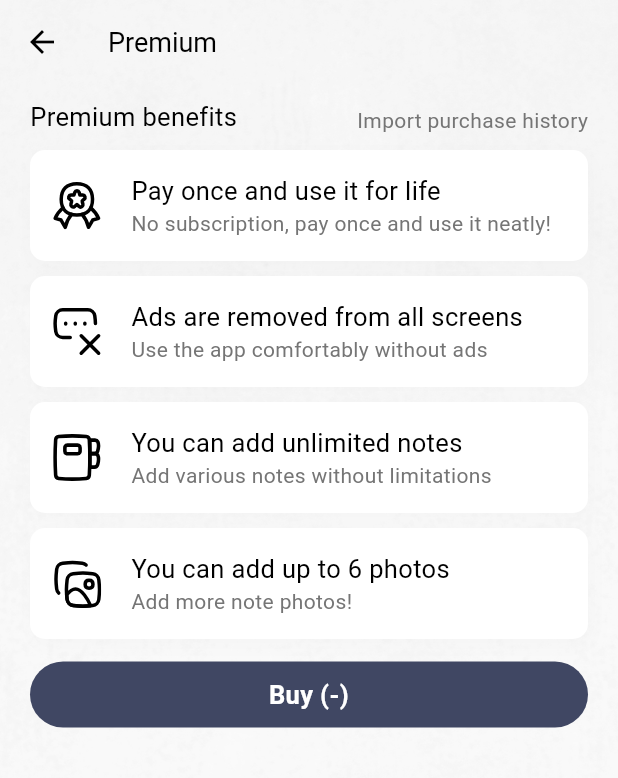
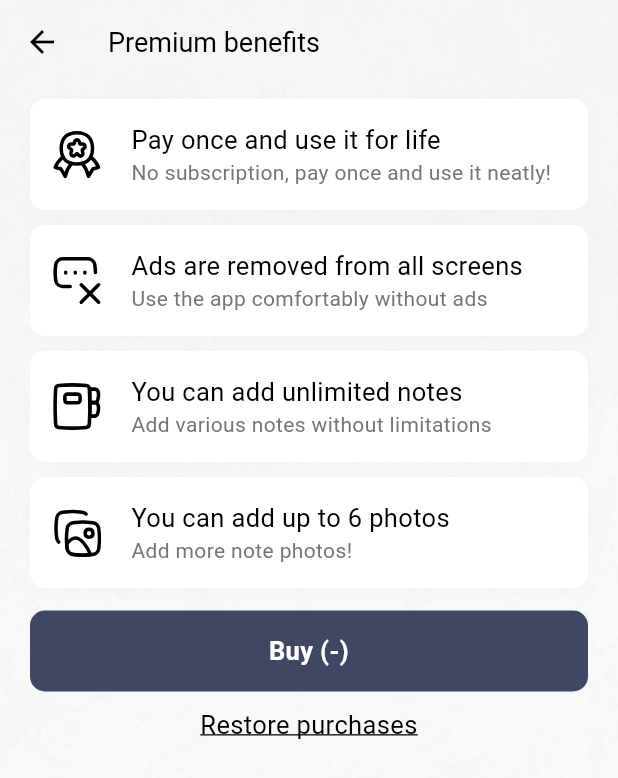
Before and after one commit to kthdd1234/simple-memo, a Flutter app: the PremiumPage screen opened directly, on a phone screen of 412 x 824 dp. Shown: the top 778 px of the screen. Run offline on Flutter 3.47's test engine with Material 3 defaults, Android fonts, the light colour scheme and no system bars; our stand-ins replace carousel_slider, easy_localization, firebase_analytics, firebase_core, flutter_svg, hive and 6 more; missing offline and left inert: app_tracking_transparency, multi_value_listenable_builder, purchases_flutter; accounts and stored records are empty; Roboto replaces fonts that are missing (Omyu).

Commit message:
- 1.0 버전 출시

```diff
--- a/assets/translations/en.json
+++ b/assets/translations/en.json
@@ -41,7 +41,7 @@
   "미구매": "Not purchased",
   "구매 완료": "Purchased",
   "프리미엄 혜택": "Premium benefits",
-  "구매 내역 가져오기": "Import purchase history",
+  "구매 항목 복원": "Restore purchases",
   "한 번만 결제하면 평생 이용할 수 있어요": "Pay once and use it for life",
   "깔끔하게 단 한번 결제!": "No subscription, pay once and use it neatly!",
   "모든 화면에서 광고가 제거돼요": "Ads are removed from all screens",
--- a/assets/translations/ja.json
+++ b/assets/translations/ja.json
@@ -41,7 +41,7 @@
   "미구매": "未購入",
   "구매 완료": "購入完了",
   "프리미엄 혜택": "プレミアム特典",
-  "구매 내역 가져오기": "購入履歴のインポート",
+  "구매 항목 복원": "購入履歴の復元",
   "한 번만 결제하면 평생 이용할 수 있어요": "一度だけお支払いいただくと一生ご利用いただけます",
   "깔끔하게 단 한번 결제!": "購読x、きれいに1回決済！",
   "모든 화면에서 광고가 제거돼요": "すべての画面から広告が削除されます",
--- a/assets/translations/ko.json
+++ b/assets/translations/ko.json
@@ -41,7 +41,7 @@
   "미구매": "미구매",
   "구매 완료": "구매 완료",
   "프리미엄 혜택": "프리미엄 혜택",
-  "구매 내역 가져오기": "구매 내역 가져오기",
+  "구매 항목 복원": "구매 항목 복원",
   "한 번만 결제하면 평생 이용할 수 있어요": "한 번만 결제하면 평생 이용할 수 있어요",
   "깔끔하게 단 한번 결제!": "깔끔하게 단 한번 결제!",
   "모든 화면에서 광고가 제거돼요": "모든 화면에서 광고가 제거돼요",
--- a/lib/page/CategoryPage.dart
+++ b/lib/page/CategoryPage.dart
@@ -148,7 +148,8 @@ class _CategoryPageState extends State<CategoryPage> {
               borderRadius: BorderRadius.circular(100),
             ),
             elevation: 0,
-            backgroundColor: Colors.white,
+            foregroundColor: isLight ? Colors.black : Colors.white,
+            backgroundColor: isLight ? Colors.white : darkContainerColor,
             onPressed: () => onAdd(isPremium),
             icon: const Icon(Icons.add_rounded, size: 25),
             label: CommonText(text: '노트 추가', fontSize: defaultFontSize),
--- a/lib/page/PremiumPage.dart
+++ b/lib/page/PremiumPage.dart
@@ -91,29 +91,11 @@ class _PremiumPageState extends State<PremiumPage> {
 
     return CommonBackground(
       child: CommonScaffold(
-        appBarInfo: AppBarInfoClass(title: '프리미엄'),
+        appBarInfo: AppBarInfoClass(title: '프리미엄 혜택'),
         body: Padding(
           padding: const EdgeInsets.symmetric(horizontal: 10),
           child: Column(
             children: [
-              Padding(
-                padding: const EdgeInsets.only(bottom: 10),
-                child: Row(
-                  mainAxisAlignment: MainAxisAlignment.spaceBetween,
-                  crossAxisAlignment: CrossAxisAlignment.end,
-                  children: [
-                    CommonText(text: '프리미엄 혜택'),
-                    InkWell(
-                      onTap: onRestore,
-                      child: CommonText(
-                        text: '구매 내역 가져오기',
-                        color: grey.original,
-                        fontSize: 14,
-                      ),
-                    ),
-                  ],
-                ),
-              ),
               Column(
                 children: premiumBenefitsClassList
                     .map(
@@ -165,10 +147,19 @@ class _PremiumPageState extends State<PremiumPage> {
                       },
                       textColor: Colors.white,
                       buttonColor: themeColor,
-                      verticalPadding: 10,
-                      borderRadius: 100,
+                      verticalPadding: 15,
+                      borderRadius: 10,
                       onTap: onPurchase,
-                    )
+                    ),
+              CommonSpace(height: 10),
+              InkWell(
+                onTap: onRestore,
+                child: CommonText(
+                  text: '구매 항목 복원',
+                  decoration: TextDecoration.underline,
+                  decorationColor: isLight ? Colors.black : Colors.white,
+                ),
+              )
             ],
           ),
         ),
--- a/lib/page/StartPage.dart
+++ b/lib/page/StartPage.dart
@@ -81,8 +81,8 @@ class _StartPageState extends State<StartPage> {
         child: Column(
           children: [
             const Spacer(),
-            Image.asset('assets/images/app-logo-text.png', height: 30),
-            CommonSpace(height: 20),
+            // Image.asset('assets/images/app-logo-text.png', height: 30),
+            // CommonSpace(height: 20),
             CommonText(text: '반가워요! 투데이 노트와 함께'),
             CommonText(text: '꾸준히 글쓰는 습관을 만들어봐요 :D'),
           ],
--- a/lib/util/constants.dart
+++ b/lib/util/constants.dart
@@ -53,10 +53,10 @@ const androidAppOpeningTestId = 'ca-app-pub-3940256099942544/9257395921';
 const androidInterstitialTestId = 'ca-app-pub-3940256099942544/1033173712';
 
 /// androidBannerRealId
-const androidBannerRealId = '';
+const androidBannerRealId = 'ca-app-pub-6804308271128440/7169784946';
 
 /// androidNativeRealId
-const androidNativeRealId = '';
+const androidNativeRealId = 'ca-app-pub-6804308271128440/9412804901';
 
 /// androidAppOpeningRealId
 const androidAppOpeningRealId = '';
```
Also changed, not shown: pubspec.lock.
